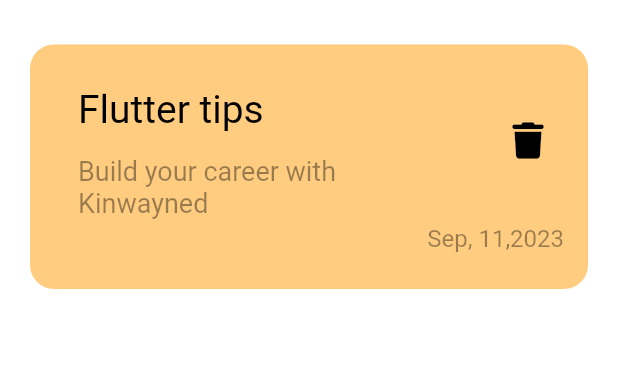
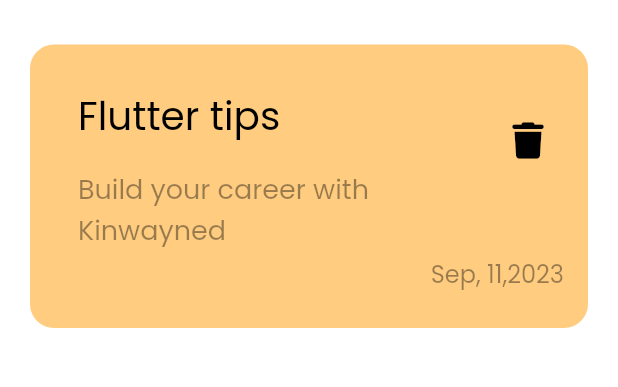
Before and after one commit to kinwaned/note_app, a Flutter app: the screen it shows once a user with an empty profile is signed in, on a phone screen of 412 x 824 dp, the part 110-497 px from its top. Run offline on Flutter 3.47's test engine with Material 2 defaults, Android fonts, the phone set to English and light mode, and no system bars; our stand-ins replace bloc, firebase_auth, firebase_core, flutter_bloc, flutter_svg, font_awesome_flutter and 1 more; accounts and stored records are empty; Roboto replaces fonts that are missing (assets/fonts/Poppins-SemiBold.ttf).

Commit message:
Font update

```diff
--- a/lib/Screens/HomeScreen.dart
+++ b/lib/Screens/HomeScreen.dart
@@ -26,13 +26,13 @@ class HomePage extends StatelessWidget {
                 Row(
                   crossAxisAlignment: CrossAxisAlignment.center,
                   children: [
-                    Column(
+                    const Column(
                       crossAxisAlignment: CrossAxisAlignment.start,
                       children: [
-                        const Text(
+                        Text(
                           'Notes',
                           style: TextStyle(
-                              fontSize: 45, fontWeight: FontWeight.w700),
+                              fontSize: 45, fontWeight: FontWeight.w700, fontFamily: 'assets/fonts/Poppins-SemiBold.ttf'),
                         ),
                         // const SizedBox(
                         //   height: 1,
@@ -46,7 +46,7 @@ class HomePage extends StatelessWidget {
                         // ),
                       ],
                     ),
-                    Spacer(),
+                    const Spacer(),
                     Row(
                       children: [
                         Container(
@@ -61,7 +61,7 @@ class HomePage extends StatelessWidget {
                             icon: const Icon(Icons.search,color: Colors.white,),
                           ),
                         ),
-                        SizedBox(width: 10,),
+                        const SizedBox(width: 10,),
                         Container(
                           width: 50,
                           height: 50,
@@ -82,7 +82,7 @@ class HomePage extends StatelessWidget {
 
                   ],
                 ),
-                NoteViewBody(),
+                const NoteViewBody(),
               ],
             ),
           ),
--- a/lib/main.dart
+++ b/lib/main.dart
@@ -34,9 +34,9 @@ class TodoList extends StatelessWidget {
         },
         initialRoute: MainPage.id,
         debugShowCheckedModeBanner: false,
-        // theme: ThemeData(
-        //   fontFamily: 'Poppins',
-        // ),
+        theme: ThemeData(
+          fontFamily: 'Poppins',
+        ),
       ),
     );
   }
```
Also changed, not shown: assets/fonts/Poppins-SemiBold.ttf (added).
